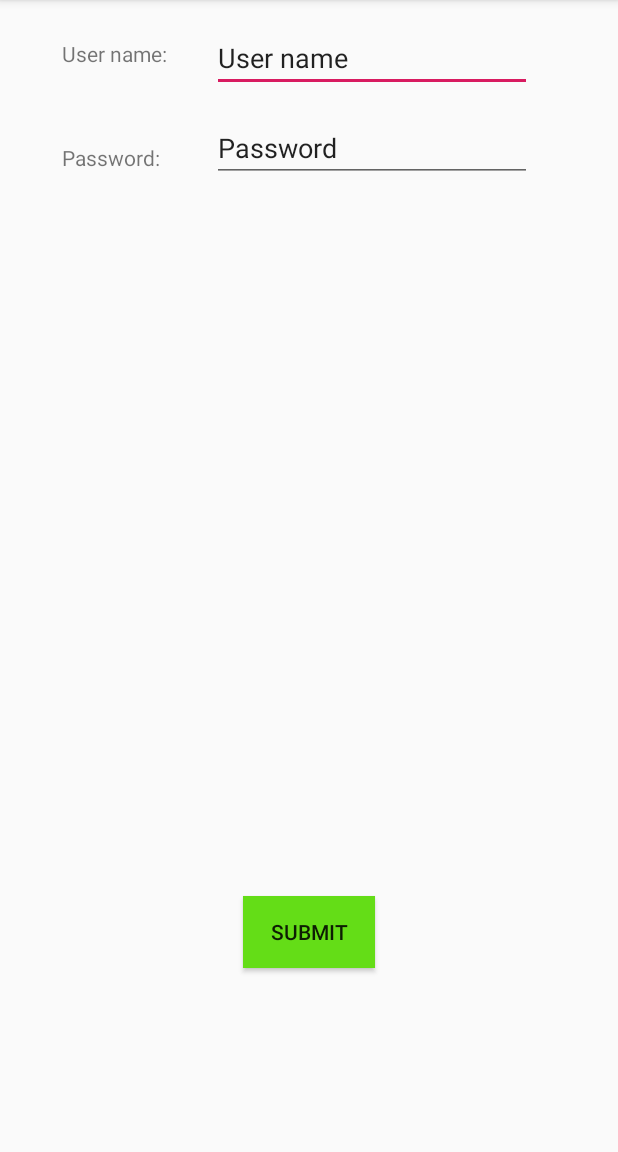
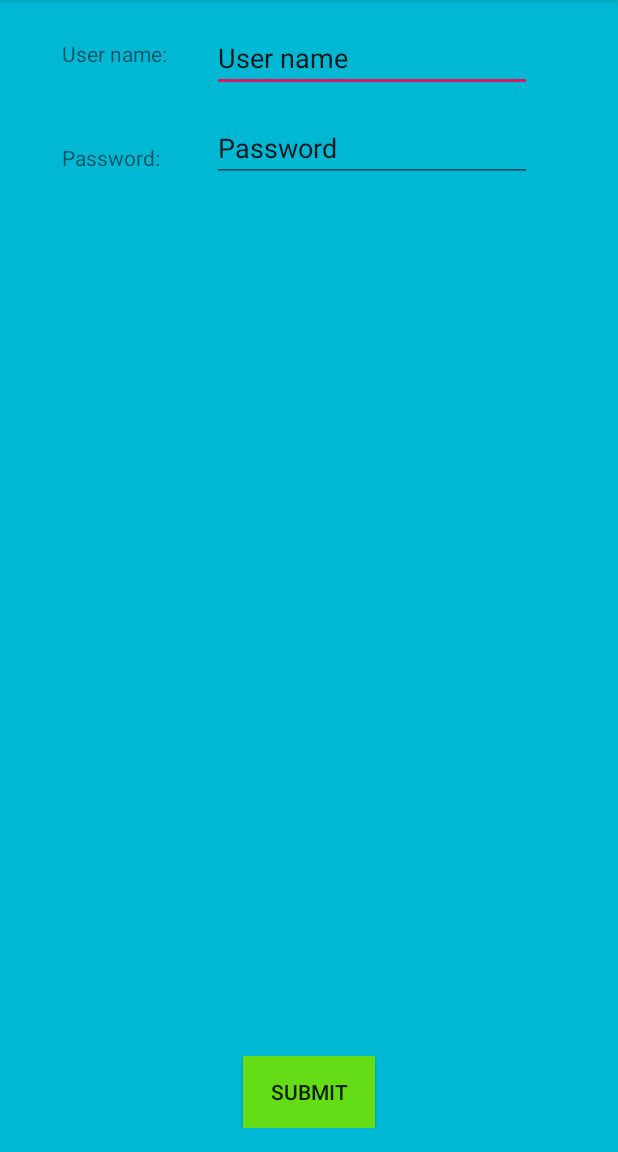
Before and after one commit to phongvt3110/EPayment-java-android, an Android app: the screen it shows after launch (MainActivity), on a phone screen of 412 x 824 dp, the part 84-1236 px from its top. Run offline under Robolectric (Android 15) with nearby library versions, the phone set to English and light mode, and no system bars.

Commit message:
bai 13 relative layout

```diff
--- a/app/src/main/res/layout/activity_main.xml
+++ b/app/src/main/res/layout/activity_main.xml
@@ -8,7 +8,12 @@
     android:paddingLeft="16dp"
     android:paddingRight="16dp"
     android:paddingTop="16dp"
-    android:paddingBottom="16dp">
+    android:paddingBottom="16dp"
+    android:background="#00B8D4">
+    <LinearLayout
+        android:layout_width="match_parent"
+        android:layout_height="match_parent">
+    </LinearLayout>
 
     <TextView
         android:id="@+id/username"
@@ -49,13 +54,11 @@
         android:layout_marginLeft="25dp"
         android:text="Password:" />
 
-
     <Button
         android:id="@+id/btnSubmit"
         android:layout_width="wrap_content"
         android:layout_height="wrap_content"
-        android:layout_alignBottom="@id/username"
-        android:layout_marginBottom="-600dp"
+        android:layout_alignParentBottom="true"
         android:layout_centerHorizontal="true"
         android:background="#64DD17"
         android:text="Submit" />
```
